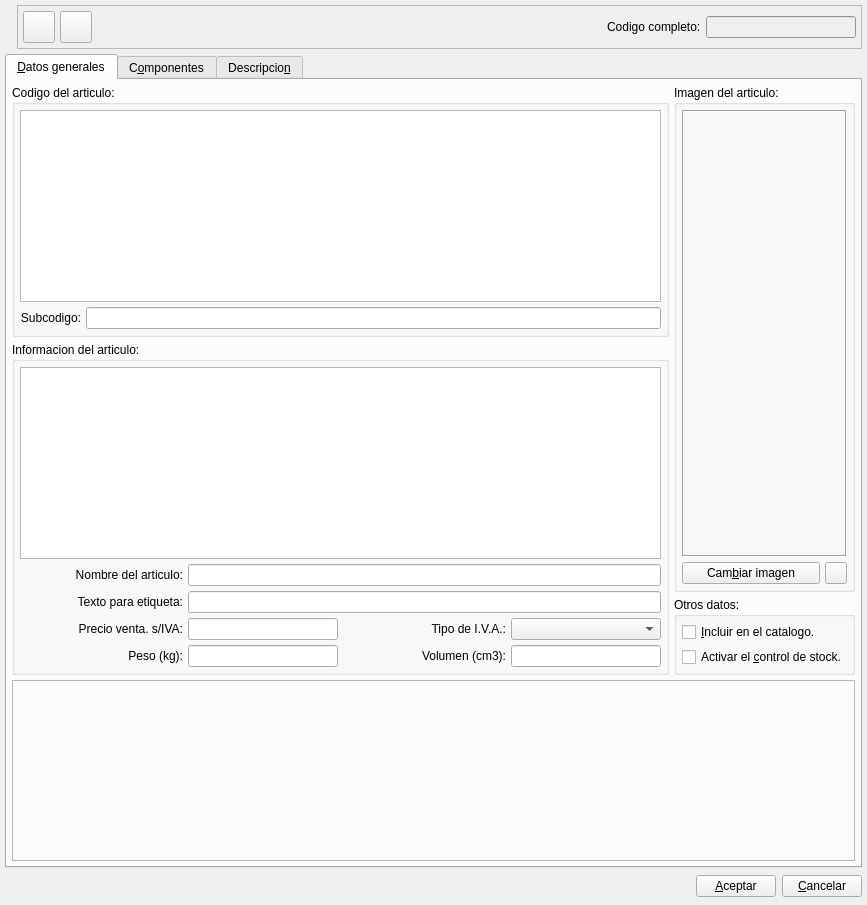
Old version of the form bulmages/bulmafact/plugins/pluginbf_articulo/articleeditbase.ui in the repository eboladev/Bulmages-1.
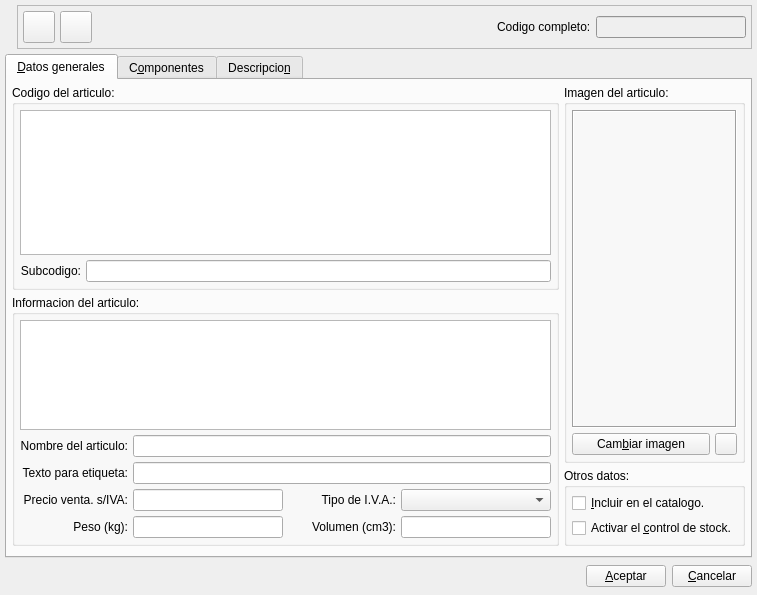
New version of the form. Icons and pictures are not drawn. Custom widgets are drawn as their Qt base class.

Patch:
```diff
--- a/bulmages/bulmafact/plugins/pluginbf_articulo/articleeditbase.ui
+++ b/bulmages/bulmafact/plugins/pluginbf_articulo/articleeditbase.ui
@@ -1,12 +1,12 @@
 <ui version="4.0" >
  <class>ArticuloBase</class>
- <widget class="QWidget" name="ArticuloBase" >
-  <property name="geometry" >
+ <widget class="QWidget" name="ArticuloBase">
+  <property name="geometry">
    <rect>
     <x>0</x>
     <y>0</y>
-    <width>867</width>
-    <height>905</height>
+    <width>757</width>
+    <height>595</height>
    </rect>
   </property>
   <property name="focusPolicy" >
@@ -674,16 +674,8 @@
      <property name="currentIndex" >
       <number>0</number>
      </property>
-     <widget class="QWidget" name="tab1" >
-      <property name="geometry" >
-       <rect>
-        <x>0</x>
-        <y>0</y>
-        <width>853</width>
-        <height>775</height>
-       </rect>
-      </property>
-      <attribute name="title" >
+     <widget class="QWidget" name="tab1">
+      <attribute name="title">
        <string>&amp;Datos generales</string>
       </attribute>
       <layout class="QGridLayout" >
@@ -1213,7 +1205,7 @@
    </item>
   </layout>
  </widget>
- <layoutdefault spacing="2" margin="2" />
+ <layoutdefault spacing="2" margin="2"/>
  <customwidgets>
   <customwidget>
    <class>BfBuscarTipoIVA</class>
```
Left out of the diff: 802 changed lines with no effect on the pictures.
